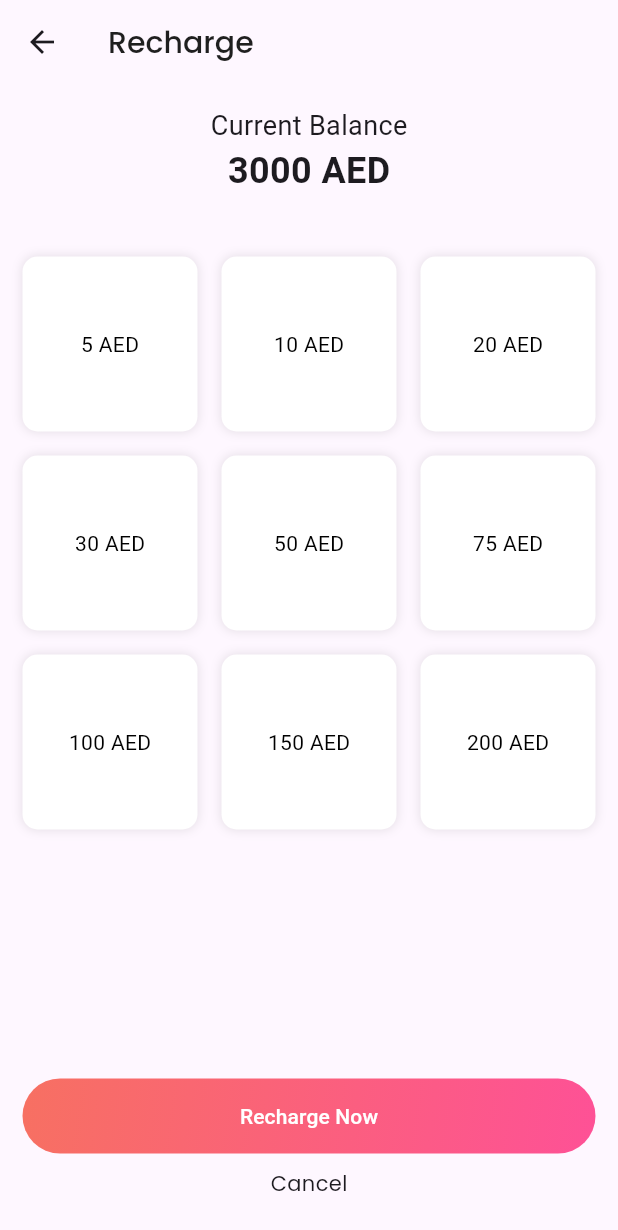
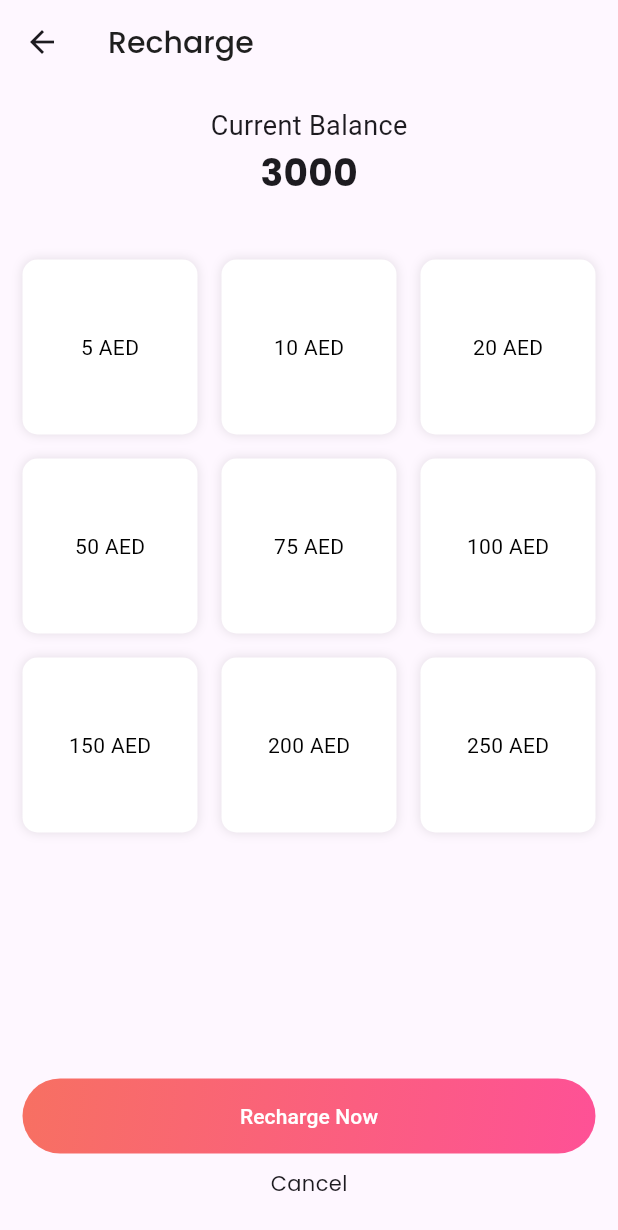
Before and after one commit to mahtab-ali/recharge, a Flutter app: the screen it shows after launch, after a tap on "Recharge", on a phone screen of 412 x 824 dp. Shown: the top 1230 px of the screen. Run offline on Flutter 3.47's test engine with Material 3 defaults, Android fonts, the light colour scheme and no system bars; our stand-ins replace get, ionicons, shimmer; missing offline and left inert: slideable.

Commit message:
added credit managment and recharge amount update

```diff
--- a/lib/controller/recharge_ctrl.dart
+++ b/lib/controller/recharge_ctrl.dart
@@ -1,11 +1,38 @@
 import 'package:get/get.dart';
+import 'package:recharge_app/controller/credit_ctrl.dart';
+import 'package:recharge_app/util/color.dart';
 
 class RechargeController extends GetxController {
-  // Variable to hold the index of the selected box
+// props
+  final CreditController creditController = Get.find();
   var selectedIndex = (-1).obs;
+  var selectedAmount = 0.obs;
+  final List<int> rechargeValues = [
+    5,
+    10,
+    20,
+    50,
+    75,
+    100,
+    150,
+    200,
+    250,
+  ];
 
-  // Function to set the selected index
+// select box
   void selectBox(int index) {
     selectedIndex.value = index;
+    selectedAmount.value = rechargeValues[index];
+  }
+
+// recharge
+  void doRecharge(int index) {
+    creditController.recharge(rechargeValues[index]);
+    Get.snackbar(
+      'Success',
+      'Recharge has been done.',
+      backgroundColor: AppColors.primaryColor,
+      colorText: AppColors.light,
+    );
   }
 }
--- a/lib/view/pages/home.dart
+++ b/lib/view/pages/home.dart
@@ -1,5 +1,6 @@
 import 'package:flutter/material.dart';
 import 'package:get/get.dart';
+import 'package:recharge_app/controller/credit_ctrl.dart';
 import 'package:recharge_app/controller/payee_ctrl.dart';
 import 'package:recharge_app/util/color.dart';
 import 'package:recharge_app/view/pages/recharge.dart';
@@ -14,6 +15,7 @@ class Home extends StatelessWidget {
 
 // prop
   final PayeeController payeeController = Get.find();
+  final CreditController creditController = Get.find();
 
 // build
   @override
@@ -21,12 +23,17 @@ class Home extends StatelessWidget {
     return SingleChildScrollView(
       child: Column(
         children: [
-          const Padding(
-            padding: EdgeInsets.symmetric(horizontal: 15),
-            child: BalanceCard(
-              colors: [AppColors.primaryColor, AppColors.secondaryColor],
-              title: "3000 AED",
-              subTitle: "Available Credit",
+          Padding(
+            padding: const EdgeInsets.symmetric(horizontal: 15),
+            child: Obx(
+              () => BalanceCard(
+                colors: const [
+                  AppColors.primaryColor,
+                  AppColors.secondaryColor
+                ],
+                title: "${creditController.availableCredit.value} AED",
+                subTitle: "Available Credit",
+              ),
             ),
           ),
           const Padding(
--- a/lib/view/pages/recharge.dart
+++ b/lib/view/pages/recharge.dart
@@ -9,18 +9,6 @@ import 'package:recharge_app/view/widgets/gradient_button.dart';
 class Recharge extends StatelessWidget {
 // Props
   final RechargeController controller = Get.put(RechargeController());
-
-  final List<String> rechargeValues = [
-    '5 AED',
-    '10 AED',
-    '20 AED',
-    '30 AED',
-    '50 AED',
-    '75 AED',
-    '100 AED',
-    '150 AED',
-    '200 AED',
-  ];
 
 // const
   Recharge({super.key});
@@ -42,19 +30,21 @@ class Recharge extends StatelessWidget {
           Container(
             width: MediaQuery.of(context).size.width,
             padding: const EdgeInsets.all(15.0),
-            child: const Column(
+            child: Column(
               crossAxisAlignment: CrossAxisAlignment.center,
               mainAxisAlignment: MainAxisAlignment.center,
               children: [
-                Text(
+                const Text(
                   "Current Balance",
                   style: TextStyle(fontSize: 18.0),
                 ),
-                Text(
-                  "3000 AED",
-                  style: TextStyle(fontSize: 24.0, fontWeight: FontWeight.bold),
+                Obx(
+                  () => Text(
+                    "${controller.creditController.availableCredit}",
+                    style: AppText.headingOne(),
+                  ),
                 ),
-                SizedBox(
+                const SizedBox(
                   height: 25,
                 ),
               ],
@@ -68,7 +58,7 @@ class Recharge extends StatelessWidget {
                 crossAxisSpacing: 16.0,
                 mainAxisSpacing: 16.0,
               ),
-              itemCount: rechargeValues.length,
+              itemCount: controller.rechargeValues.length,
               itemBuilder: (context, index) {
                 return GestureDetector(
                   onTap: () => controller.selectBox(index),
@@ -100,7 +90,7 @@ class Recharge extends StatelessWidget {
                         ],
                       ),
                       child: Text(
-                        rechargeValues[index],
+                        "${controller.rechargeValues[index].toString()} AED",
                         style: TextStyle(
                           color: isSelected ? Colors.white : Colors.black,
                           fontWeight:
@@ -123,11 +113,8 @@ class Recharge extends StatelessWidget {
                   width: MediaQuery.of(context).size.width,
                   child: GradientButton(
                     onPressed: () {
-                      Get.to(
-                        const Success(),
-                        preventDuplicates: true,
-                        fullscreenDialog: true,
-                      );
+                      controller.doRecharge(controller.selectedIndex.value);
+                      Get.off(const Success());
                     },
                     colors: const [
                       AppColors.primaryColor,
--- a/lib/view/pages/welcome.dart
+++ b/lib/view/pages/welcome.dart
@@ -1,6 +1,7 @@
 import 'package:flutter/material.dart';
 import 'package:get/get.dart';
 import 'package:ionicons/ionicons.dart';
+import 'package:recharge_app/controller/credit_ctrl.dart';
 import 'package:recharge_app/controller/payee_ctrl.dart';
 import 'package:recharge_app/controller/tab_ctrl.dart';
 import 'package:recharge_app/util/color.dart';
@@ -16,6 +17,7 @@ class Welcome extends StatelessWidget {
   // Props
   final TabPageController _tabController = Get.put(TabPageController());
   final PayeeController payeeController = Get.put(PayeeController());
+  final CreditController creditController = Get.put(CreditController());
 
   // Body
   @override
--- a/lib/view/widgets/payee_card.dart
+++ b/lib/view/widgets/payee_card.dart
@@ -55,6 +55,8 @@ class PayeeCard extends StatelessWidget {
                     "${payee?.name}",
                     style: AppText.headingTwo(color: AppColors.dark),
                     textAlign: TextAlign.center,
+                    maxLines: 1,
+                    overflow: TextOverflow.ellipsis,
                   ),
                   const SizedBox(height: 5),
                   Text(
```
Also changed, not shown: data/payees.json (+5 -5 lines), lib/controller/credit_ctrl.dart (added, +21 -0 lines), lib/view/pages/success.dart (+4 -6 lines).
